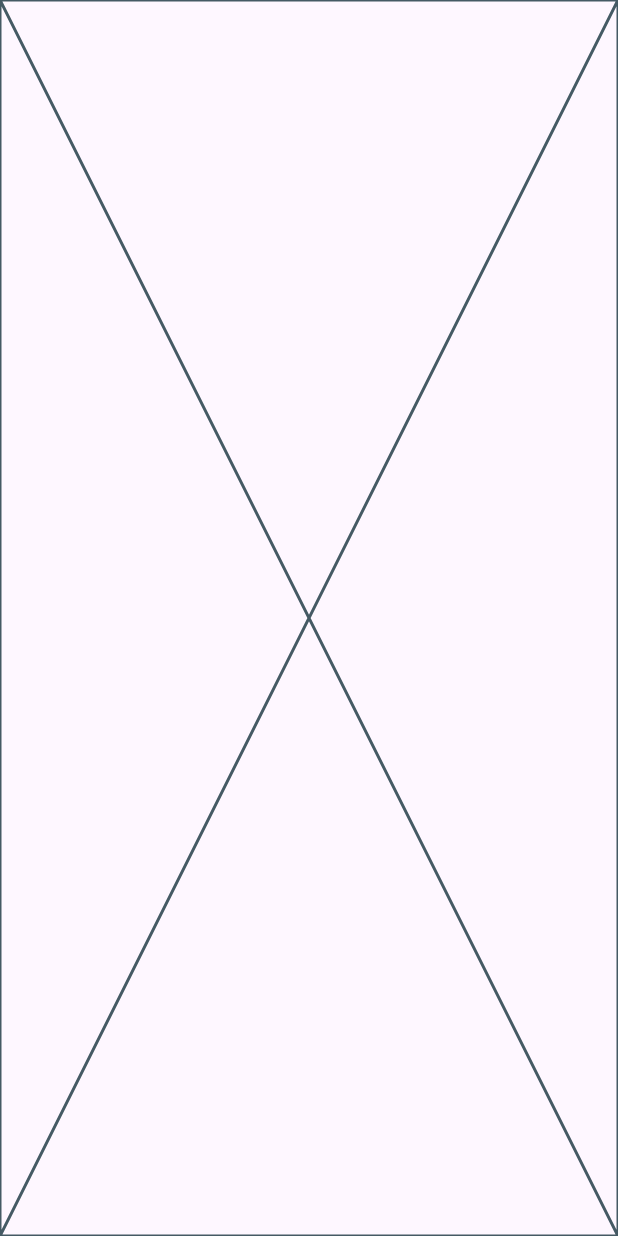
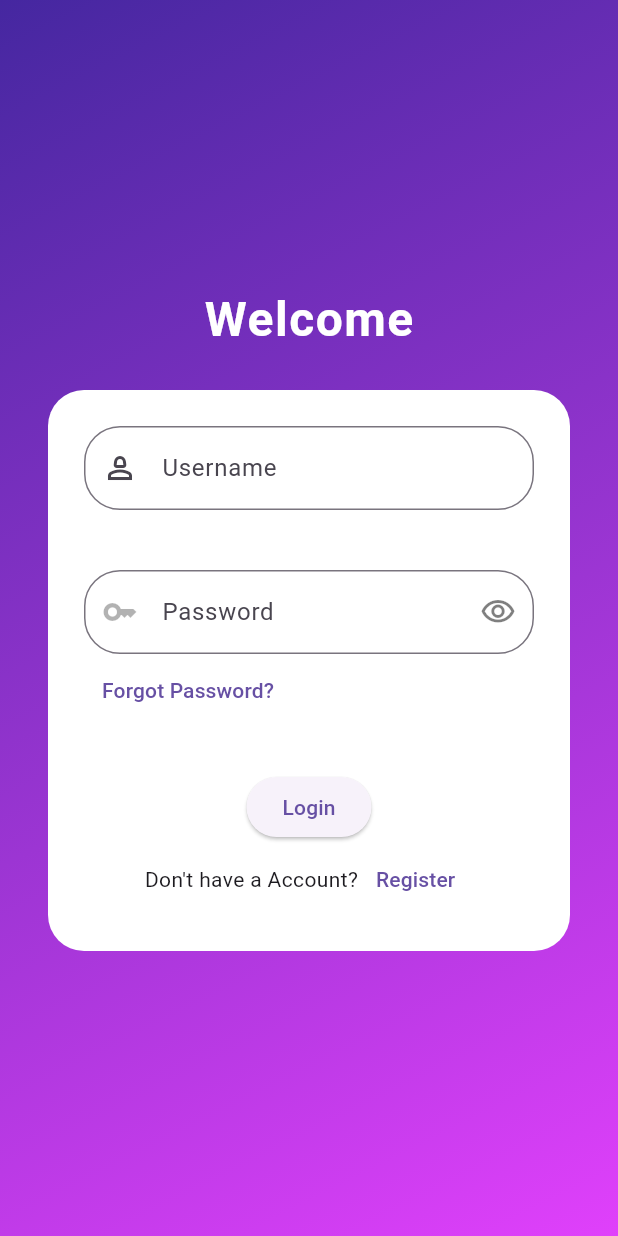
Before and after one commit to venky645/gram_connect_mobile, a Flutter app: the screen it shows after launch, on a phone screen of 412 x 824 dp. Run offline on Flutter 3.47's test engine with Material 3 defaults, Android fonts, the phone set to English and light mode, and no system bars.

Commit message:
feat(login_view): update layout structure and styling

```diff
--- a/lib/presentation/auth/login_view.dart
+++ b/lib/presentation/auth/login_view.dart
@@ -8,8 +8,128 @@ class LoginView extends StatefulWidget {
 }
 
 class _LoginViewState extends State<LoginView> {
+  bool _obscureText = true;
+  final _formkey = GlobalKey<FormState>();
   @override
   Widget build(BuildContext context) {
-    return const Placeholder();
+    return Scaffold(
+      backgroundColor: Colors.transparent,
+      body: Container(
+        decoration: BoxDecoration(
+          gradient: LinearGradient(
+            colors: [Colors.deepPurple.shade800, Colors.purpleAccent.shade200],
+            begin: Alignment.topLeft,
+            end: Alignment.bottomRight,
+          ),
+        ),
+        child: Center(
+          child: Column(
+            mainAxisSize: MainAxisSize.min,
+            children: [
+              Text(
+                'Welcome',
+                style: TextStyle(
+                  fontSize: 32,
+                  color: Colors.white,
+                  fontWeight: FontWeight.bold,
+                  letterSpacing: 1,
+                ),
+              ),
+              SizedBox(height: 24),
+              Container(
+                padding: EdgeInsets.all(24),
+                margin: EdgeInsets.symmetric(horizontal: 32),
+                decoration: BoxDecoration(
+                  color: Colors.white,
+                  borderRadius: BorderRadius.circular(24),
+                ),
+                child: Form(
+                  key: _formkey,
+                  child: Column(
+                    mainAxisSize: MainAxisSize.min,
+                    children: [
+                      TextFormField(
+                        keyboardType: TextInputType.text,
+                        validator: (value) {
+                          if (value == null || value.isEmpty) {
+                            return "Please Enter Username";
+                          }
+                          return null;
+                        },
+                        decoration: InputDecoration(
+                          prefixIcon: Icon(Icons.person_2_outlined),
+                          hintText: "Username",
+                          labelText: "Username",
+                          border: OutlineInputBorder(
+                            borderRadius: BorderRadius.circular(24),
+                          ),
+                        ),
+                      ),
+                      SizedBox(height: 40),
+                      TextFormField(
+                        keyboardType: TextInputType.visiblePassword,
+                        obscureText: _obscureText,
+                        validator: (value) {
+                          if (value == null || value.isEmpty) {
+                            return "Please Enter Password";
+                          }
+                          return null;
+                        },
+                        decoration: InputDecoration(
+                          prefixIcon: Icon(
+                            Icons.key_outlined,
+                            color: Colors.black.withOpacity(0.3),
+                          ),
+                          hintText: "Password",
+                          labelText: "Password",
+                          suffixIcon: IconButton(
+                            onPressed: () {
+                              setState(() {
+                                _obscureText = !_obscureText;
+                              });
+                            },
+                            icon: _obscureText
+                                ? Icon(Icons.visibility_outlined)
+                                : Icon(Icons.visibility_off_outlined),
+                            color: Colors.black.withOpacity(0.5),
+                          ),
+                          border: OutlineInputBorder(
+                            borderRadius: BorderRadius.circular(24),
+                          ),
+                        ),
+                      ),
+                      //SizedBox(height: 5),
+                      Align(
+                        alignment: Alignment.topLeft,
+                        child: TextButton(
+                          onPressed: () {},
+                          child: Text("Forgot Password?"),
+                        ),
+                      ),
+                      SizedBox(height: 30),
+                      ElevatedButton(
+                        onPressed: () {
+                          setState(() {
+                            _formkey.currentState!.validate();
+                          });
+                        },
+                        child: Text("Login"),
+                      ),
+                      Row(
+                        mainAxisAlignment: MainAxisAlignment.center,
+                        children: [
+                          Text("Don't have a Account?"),
+                          TextButton(onPressed: () {}, child: Text("Register")),
+                        ],
+                      ),
+                    ],
+                  ),
+                ),
+              ),
+            ],
+          ),
+        ),
+      ),
+    );
   }
 }
```
